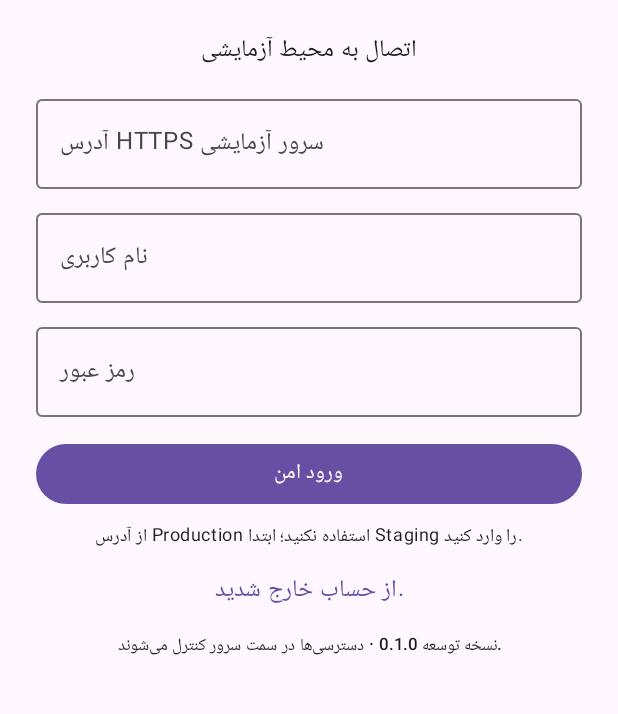
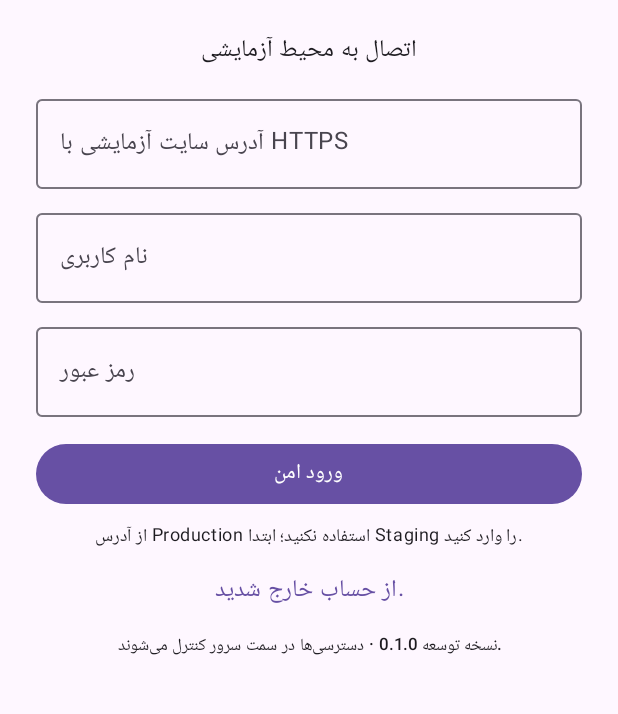
Before and after one commit to kasierco44/parsian-os, an Android app built with Jetpack Compose: the screen it shows after launch (MainActivity), after a tap on "خروج امن", on a phone screen of 412 x 824 dp, the part 348-1062 px from its top. Run offline under Robolectric (Android 15) with nearby library versions, the phone set to English and light mode, and no system bars; pictures from the network do not load; 9 statements that could not run were skipped.

Commit message:
ui(android): clarify staging site URL input

```diff
--- a/android/app/src/main/java/ir/pgtparts/parsian/MainActivity.kt
+++ b/android/app/src/main/java/ir/pgtparts/parsian/MainActivity.kt
@@ -149,7 +149,7 @@ private fun ParsianMobileApp(context: Context) {
                     }
                 } else {
                     Text("اتصال به محیط آزمایشی", style = MaterialTheme.typography.titleMedium, modifier = Modifier.padding(top = 20.dp))
-                    OutlinedTextField(value = apiRoot, onValueChange = { apiRoot = it }, label = { Text("آدرس HTTPS سرور آزمایشی") }, singleLine = true, modifier = Modifier.fillMaxWidth().padding(top = 10.dp))
+                    OutlinedTextField(value = apiRoot, onValueChange = { apiRoot = it }, label = { Text("آدرس سایت آزمایشی با HTTPS") }, singleLine = true, modifier = Modifier.fillMaxWidth().padding(top = 10.dp))
                     OutlinedTextField(value = username, onValueChange = { username = it }, label = { Text("نام کاربری") }, singleLine = true, modifier = Modifier.fillMaxWidth().padding(top = 8.dp))
                     OutlinedTextField(value = password, onValueChange = { password = it }, label = { Text("رمز عبور") }, visualTransformation = PasswordVisualTransformation(), singleLine = true, modifier = Modifier.fillMaxWidth().padding(top = 8.dp))
                     Button(
```
